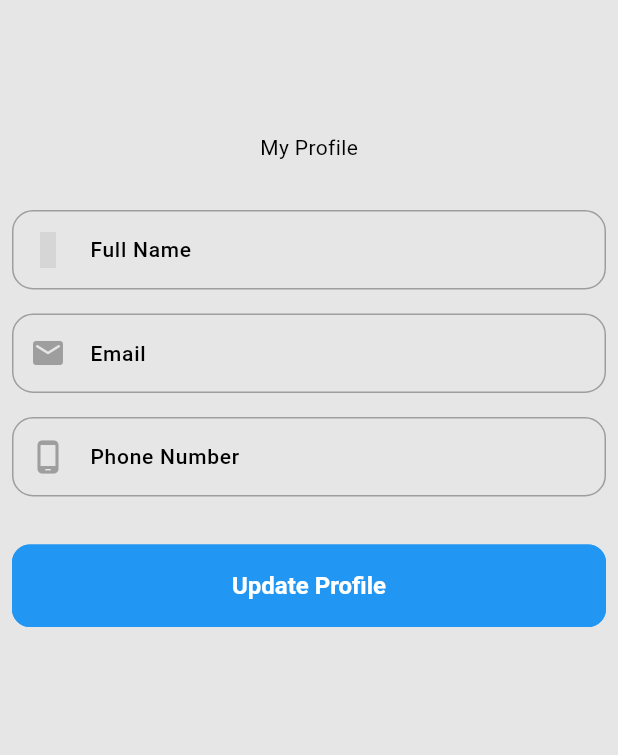
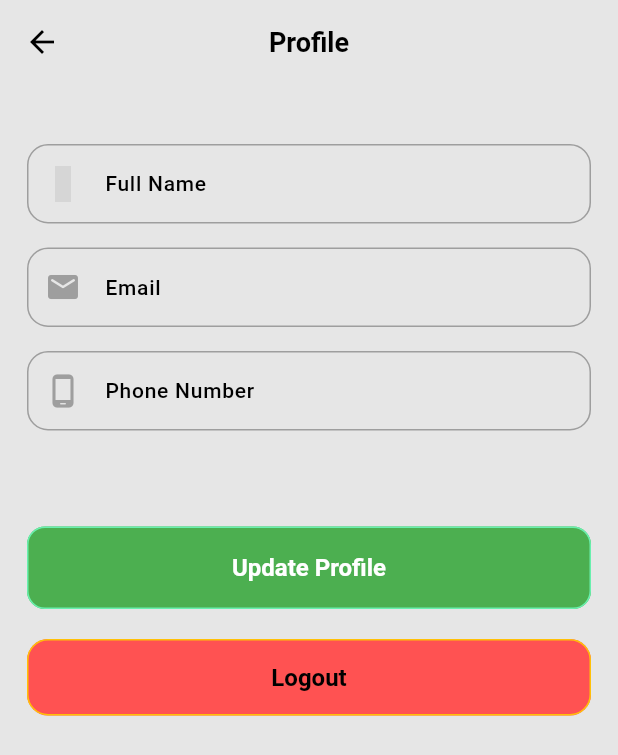
Before and after one commit to dhruvlife/hungerheaven, a Flutter app: the Profile screen opened directly, on a phone screen of 412 x 824 dp. Shown: the top 755 px of the screen. Run offline on Flutter 3.47's test engine with Material 3 defaults, Android fonts, the phone set to English and light mode, and no system bars; our stand-ins replace cloud_firestore, firebase_auth, firebase_core, firebase_storage, fluttertoast, geolocator and 6 more; accounts and stored records are empty; project files that could hold a hidden picture were left out; grey boxes are pictures that could not be loaded.

Commit message:
22-02-2024

```diff
--- a/lib/features/authentication/screens/homescreen/widgets/profile.dart
+++ b/lib/features/authentication/screens/homescreen/widgets/profile.dart
@@ -1,8 +1,13 @@
 import 'package:cloud_firestore/cloud_firestore.dart';
+import 'package:firebase_auth/firebase_auth.dart';
 import 'package:flutter/material.dart';
 import 'package:fluttertoast/fluttertoast.dart';
+import 'package:get/get_core/src/get_main.dart';
+import 'package:get/get_navigation/get_navigation.dart';
 import 'package:get_storage/get_storage.dart';
 import 'package:iconsax/iconsax.dart';
+import 'package:vision/features/authentication/screens/login/login.dart';
+import 'package:vision/features/authentication/screens/logout/logout_screen.dart';
 import 'package:vision/utils/constants/sizes.dart';
 
 class Profile extends StatelessWidget {
@@ -38,6 +43,15 @@ class Profile extends StatelessWidget {
       }
     }
 
+    // Future<void> _signOut() async {
+    //   FirebaseAuth.instance.signOut();
+    //   var sharedPref = GetStorage();
+    //   await sharedPref.initStorage;
+    //   sharedPref.erase();
+    //   Fluttertoast.showToast(msg: "Logout Successfully!");
+    //   Get.offAll(() => LoginScreen());
+    // }
+
     void updateUserInfo(String userId) {
       // Define the updated data
       Map<String, dynamic> updatedData = {
@@ -51,25 +65,24 @@ class Profile extends StatelessWidget {
       updateUserData(userId, updatedData);
     }
 
-    return Padding(
+    return Scaffold(
+      appBar: AppBar(
+        title: Text("Profile"),
+        centerTitle: true,
+      ),
+      body: Padding(
         padding: const EdgeInsets.all(8.0),
         child: Form(
           //key: loginFormKey,
           autovalidateMode: AutovalidateMode.onUserInteraction,
           child: Padding(
-          padding:
-              const EdgeInsets.symmetric(vertical: TSizes.spaceBtwSections / 2),
+            padding: const EdgeInsets.symmetric(horizontal: 10),
             child: SingleChildScrollView(
               child: Column(
                 children: [
                   const SizedBox(
-                  height: TSizes.spaceBtwSections * 2,
+                    height: TSizes.spaceBtwSections,
                   ),
-                Text(
-                  'My Profile',
-                  style: Theme.of(context).textTheme.bodyMedium,
-                ),
-                const SizedBox(height: TSizes.spaceBtwSections),
                   TextFormField(
                     //validator: _validateEmail,
                     controller: name,
@@ -102,11 +115,15 @@ class Profile extends StatelessWidget {
                     ),
                   ),
                   const SizedBox(
-                  height: TSizes.spaceBtwSections,
+                    height: TSizes.spaceBtwSections * 2,
                   ),
                   SizedBox(
                     width: double.infinity,
                     child: ElevatedButton(
+                       style: ElevatedButton.styleFrom(
+                      backgroundColor: Colors.green,
+                      side: BorderSide(color: Colors.greenAccent)
+                      ),
                       onPressed: () {
                         updateUserInfo(userId);
                       },
@@ -114,9 +131,25 @@ class Profile extends StatelessWidget {
                     ),
                   ),
                   const SizedBox(
-                  height: TSizes.spaceBtwSections / 2,
+                    height: 20,
+                  ),
+                  SizedBox(
+                    width: double.infinity,
+                    child: OutlinedButton(
+                      onPressed: () {
+                        Get.offAll(()=>LogoutScreen());
+                      },
+                     style: OutlinedButton.styleFrom(
+                      backgroundColor: Colors.redAccent,
+                      side: BorderSide(color: Colors.amber)
+                      ),
+                      child: Text(
+                        "Logout",
+                      ),
+                    ),
                   ),
                 ],
+              ),
             ),
           ),
         ),
--- a/lib/features/authentication/screens/signup/verify_email.dart
+++ b/lib/features/authentication/screens/signup/verify_email.dart
@@ -182,6 +182,10 @@ class VerifyEmailScreenState extends State<VerifyEmailScreen> {
               SizedBox(
                 width: double.infinity,
                 child: ElevatedButton(
+                   style: ElevatedButton.styleFrom(
+                      backgroundColor: Colors.green,
+                      side: BorderSide(color: Colors.amber)
+                      ),
                   onPressed: (isLoading && isOtpVerified)
                       ? null
                       : () async {
--- a/lib/features/authentication/screens/signup/widgets/signup_form.dart
+++ b/lib/features/authentication/screens/signup/widgets/signup_form.dart
@@ -81,6 +81,10 @@ class TSignUpForm extends StatelessWidget {
               SizedBox(
                 width: double.infinity,
                 child: ElevatedButton(
+                   style: OutlinedButton.styleFrom(
+                      backgroundColor: Colors.green,
+                      side: BorderSide(color: Colors.amber)
+                      ),
                   onPressed: () async {
                     if (controller.isProcessing) return;
 
```
Also changed, not shown: lib/features/authentication/screens/food/add_food.dart (+15 -3 lines), lib/features/authentication/screens/homescreen/ongoing_food/ongoing_food_screen.dart (+12 -7 lines), lib/features/authentication/screens/login/widgets/login_form.dart (+5 -2 lines), lib/features/authentication/screens/logout/logout_screen.dart (+8 -5 lines), lib/navigation_menu.dart (+24 -20 lines), 2 other files. Lines whose indentation alone changed are shown as unchanged.
